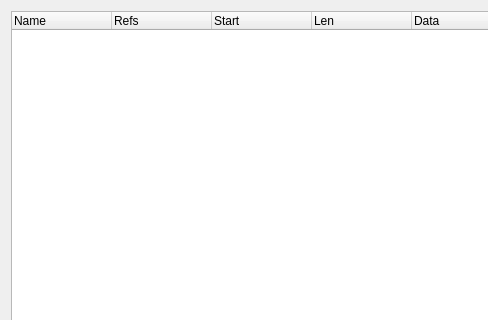
Qt form muse2/muse/widgets/cliplisteditorbase.ui (emrum/muse) before a commit; both pictures show x 0 to 488 and y 0 to 320 of the 600 by 480 pixel window.
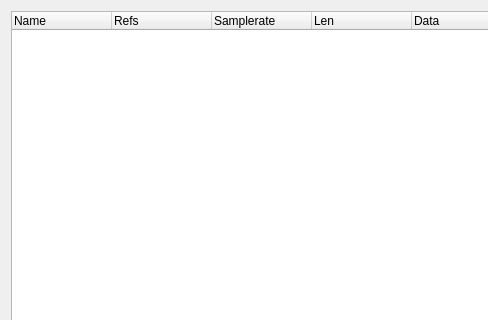
The same form after that commit. Custom widgets are drawn as their Qt base class.

The edit to the form file:
```diff
--- a/muse2/muse/widgets/cliplisteditorbase.ui
+++ b/muse2/muse/widgets/cliplisteditorbase.ui
@@ -55,7 +55,7 @@
           </column>
           <column>
             <property name="text">
-              <string>Start</string>
+              <string>Samplerate</string>
             </property>
             <property name="clickable">
               <bool>true</bool>
```
